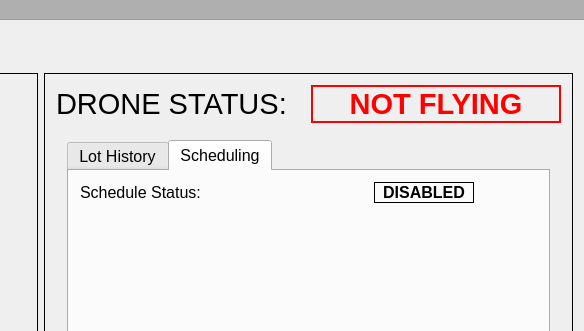
Before: the Qt Designer form DronePark1/DronePark1/dronepark1.ui in Nomen-Naught/DronePark1, drawn with Qt 5; both pictures show x 503 to 1087 and y 0 to 331 of the 1087 by 700 pixel window.
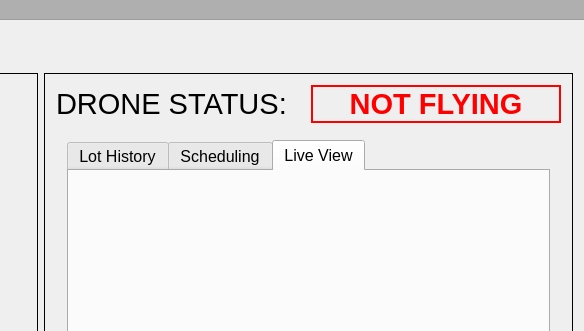
After: the same form once the commit is applied. The open tabs and pages were chosen to show the change. Icons and pictures are not drawn. Custom widgets are drawn as their Qt base class.

Commit message: Added a Live View tab to see what the camera sees. Fixed ImageCapture not stopped on stopImage().

Diff of the .ui file:
```diff
--- a/DronePark1/DronePark1/dronepark1.ui
+++ b/DronePark1/DronePark1/dronepark1.ui
@@ -714,6 +714,36 @@
                   </item>
                  </layout>
                 </widget>
+                <widget class="QWidget" name="liveViewTab">
+                 <attribute name="title">
+                  <string>Live View</string>
+                 </attribute>
+                 <widget class="QLabel" name="liveDisplay">
+                  <property name="geometry">
+                   <rect>
+                    <x>10</x>
+                    <y>10</y>
+                    <width>461</width>
+                    <height>341</height>
+                   </rect>
+                  </property>
+                  <property name="sizePolicy">
+                   <sizepolicy hsizetype="MinimumExpanding" vsizetype="MinimumExpanding">
+                    <horstretch>0</horstretch>
+                    <verstretch>0</verstretch>
+                   </sizepolicy>
+                  </property>
+                  <property name="text">
+                   <string/>
+                  </property>
+                  <property name="scaledContents">
+                   <bool>true</bool>
+                  </property>
+                  <property name="alignment">
+                   <set>Qt::AlignBottom|Qt::AlignRight|Qt::AlignTrailing</set>
+                  </property>
+                 </widget>
+                </widget>
                </widget>
               </item>
               <item>
```
The commit also changes 6 other files.
